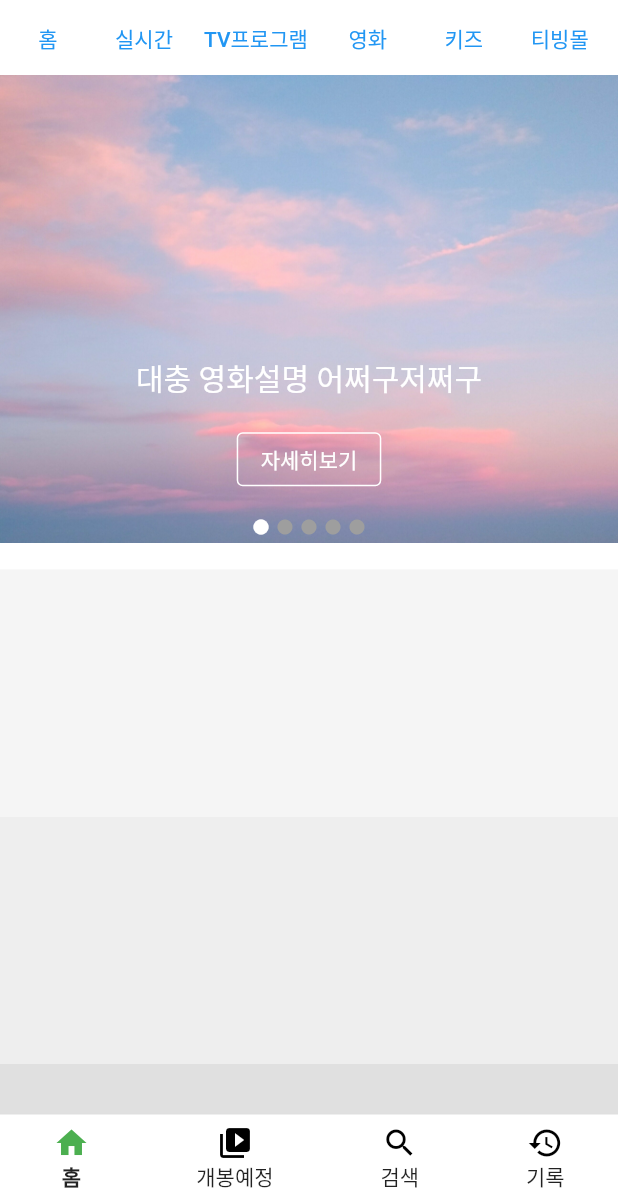
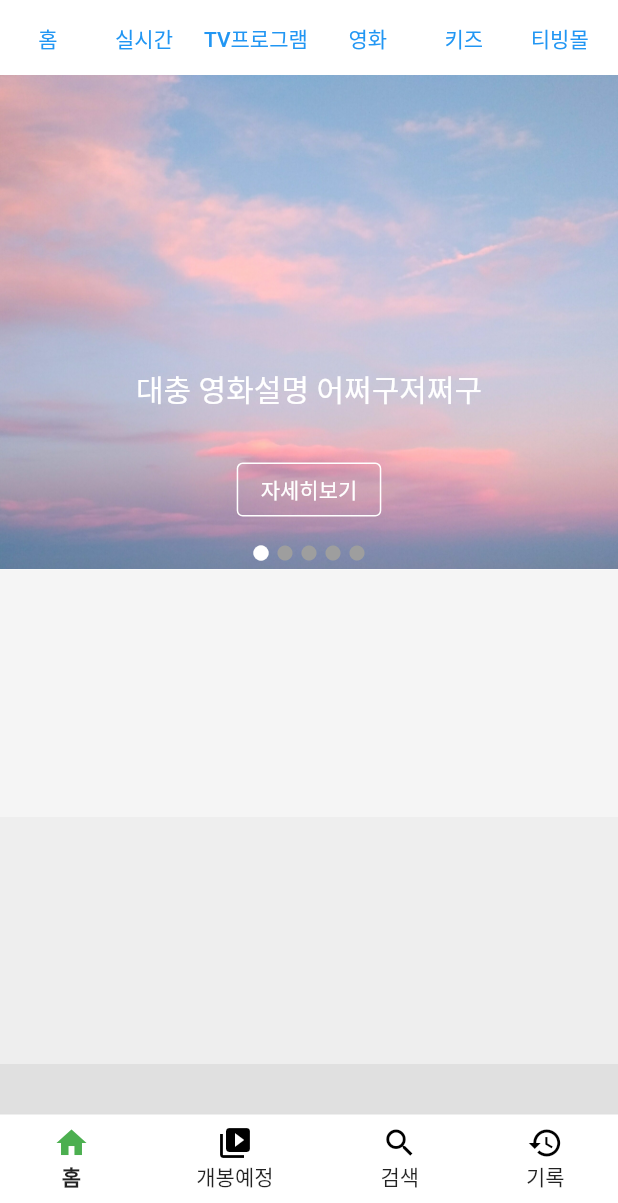
Before and after one commit to HAEJINN/flutter_study, a Flutter app: the screen it shows after launch, on a phone screen of 412 x 824 dp, the part 33-1236 px from its top. Run offline on Flutter 3.47's test engine with Material 2 defaults, Android fonts, the phone set to English and light mode, and no system bars; our stand-ins replace get, get_storage; Roboto replaces fonts that are missing (Pretendard).

Commit message:
홈 상단배너 작성중

```diff
--- a/tving/lib/controller/home/home_controller.dart
+++ b/tving/lib/controller/home/home_controller.dart
@@ -7,10 +7,22 @@ class HomeController extends GetxController {
   static HomeController get to => Get.find();
 
   final ScrollController scrollController = ScrollController();
+  final PageController pageController = PageController(initialPage: 0);
   RxList colorList = [true, false, false, false, false].obs;
+  List photoList = ["assets/sky1.jpg", "assets/sky2.jpg", "assets/sky3.jpg", "assets/sky4.jpg", "assets/sky5.jpg"];
 
   RxString title = "홈".obs;
   RxBool showLogo = true.obs;
+
+  setColor(idx) {
+    for (var i = 0; i < colorList.length; i++) {
+      if (i == idx) {
+        colorList[i] = true;
+      } else {
+        colorList[i] = false;
+      }
+    }
+  }
 
   @override
   void onInit() {
--- a/tving/lib/views/home/home.dart
+++ b/tving/lib/views/home/home.dart
@@ -82,10 +82,22 @@ class Home extends GetView<HomeController> {
                               height: Get.height * 0.4,
                               child: Stack(
                                 children: [
-                                  Image.asset(
-                                    "assets/sky.jpg",
+                                  PageView.builder(
+                                    controller: controller.pageController,
+                                    onPageChanged: (value) {
+                                      controller.setColor(value);
+                                    },
+                                    itemCount: controller.colorList.length,
+                                    itemBuilder: (context, index) {
+                                      return Stack(
+                                        children: [
+                                          SizedBox(
+                                            height: Get.height * 0.4,
+                                            child: Image.asset(
+                                              controller.photoList[index],
                                               width: Get.width,
-                                    fit: BoxFit.cover,
+                                              fit: BoxFit.fill,
+                                            ),
                                           ),
                                           Align(
                                             alignment: Alignment.bottomCenter,
@@ -117,6 +129,17 @@ class Home extends GetView<HomeController> {
                                                       ),
                                                     ),
                                                   ),
+                                                ],
+                                              ),
+                                            ),
+                                          ),
+                                        ],
+                                      );
+                                    },
+                                  ),
+                                  Column(
+                                    mainAxisAlignment: MainAxisAlignment.end,
+                                    children: [
                                       Row(
                                         mainAxisAlignment: MainAxisAlignment.center,
                                         children: [
@@ -128,13 +151,14 @@ class Home extends GetView<HomeController> {
                                                 size: 12,
                                                 color: controller.colorList[i] ? Colors.white : Colors.grey,
                                               ),
-                                                )
-                                            ],
-                                          )
+                                            ),
                                         ],
                                       ),
+                                      SizedBox(
+                                        height: 5,
                                       ),
-                                  )
+                                    ],
+                                  ),
                                 ],
                               ),
                             ),
```
Also changed, not shown: tving/assets/sky1.jpg (renamed from tving/assets/sky.jpg), tving/assets/sky2.jpg (added), tving/assets/sky3.jpg (added), tving/assets/sky4.jpg (added), tving/assets/sky5.jpg (added). Lines whose indentation alone changed are shown as unchanged.
